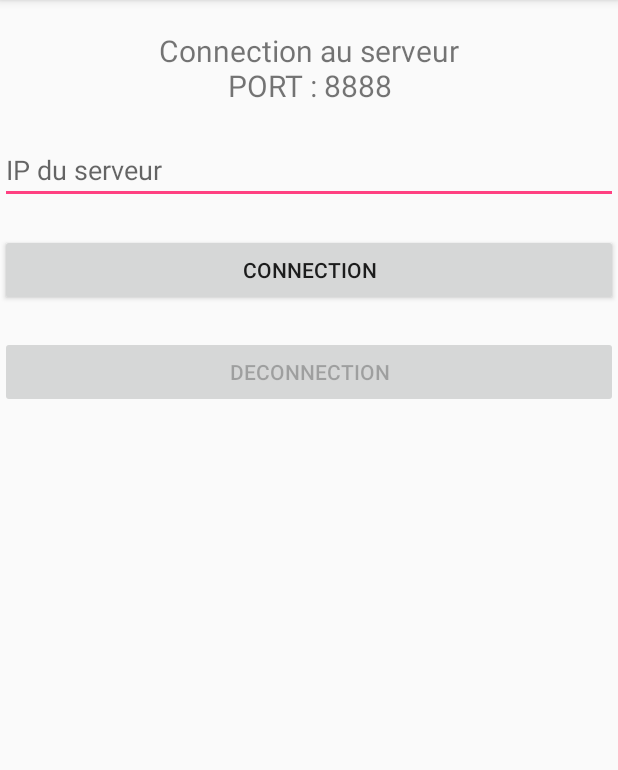
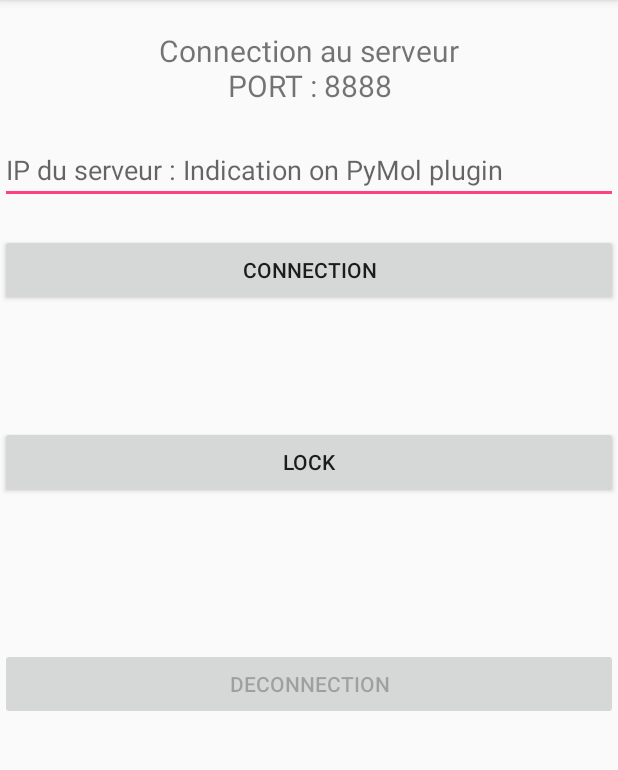
Before and after one commit to li0nwalk3r/AirMol, an Android app: the Connectivity screen opened directly, with no data from a screen before it, on a phone screen of 412 x 824 dp, the part 84-854 px from its top. Run offline under Robolectric (Android 15) with nearby library versions, the phone set to English and light mode, and no system bars.

Commit message:
Add lock button

```diff
--- a/AirMol0.1/app/src/main/java/com/example/android/airmol01/Connectivity.java
+++ b/AirMol0.1/app/src/main/java/com/example/android/airmol01/Connectivity.java
@@ -10,12 +10,12 @@ import android.widget.Button;
 import android.widget.Toast;
 
 import java.io.IOException;
-import java.net.Socket;
 
 public class Connectivity extends AppCompatActivity  {
     public ConnectClient client;
     private Button connection;
     private Button deconnection;
+    private Button lock;
     private String ipServer;
 
     @Override
@@ -31,11 +31,12 @@ public class Connectivity extends AppCompatActivity  {
 
         connection = (Button) findViewById(R.id.connexion);
         deconnection = (Button) findViewById(R.id.deconnection);
+        lock = (Button) findViewById(R.id.Lock);
 
         connection.setEnabled(true);
         deconnection.setEnabled(false);
 
-
+        clickHandlerLock();
 
         clickHandlerConnexion(this);
 
@@ -43,7 +44,6 @@ public class Connectivity extends AppCompatActivity  {
     }
     protected void clickHandlerConnexion(final Context context){
         final TextInputEditText input = (TextInputEditText) findViewById(R.id.IP);
-
 
         connection.setOnClickListener(new View.OnClickListener(){
 
@@ -74,13 +74,31 @@ public class Connectivity extends AppCompatActivity  {
 
     protected void clickHandlerDeconnexion(){
 
-
         deconnection.setOnClickListener(new View.OnClickListener(){
             @Override
             public void onClick(View v) {
                 deconnection.setEnabled(false);
                 connection.setEnabled(true);
                 client.cancel();
+            }
+        });
+    }
+
+    // FC quand on lock/unlock sans etre connecté
+    protected void clickHandlerLock(){
+
+        lock.setOnClickListener(new View.OnClickListener() {
+            boolean lockStatus = false;
+            @Override
+            public void onClick(View v) {
+                if (!lockStatus){
+                    client.lockRotation();
+                    lockStatus = true;
+                }
+                else{
+                    client.unlockRotation();
+                    lockStatus = false;
+                }
             }
         });
     }
--- a/AirMol0.1/app/src/main/res/layout/activity_connectivity.xml
+++ b/AirMol0.1/app/src/main/res/layout/activity_connectivity.xml
@@ -39,8 +39,10 @@
         android:id="@+id/IP"
         android:layout_width="match_parent"
         android:layout_height="wrap_content"
+        android:inputType="number"
+        android:digits="0123456789."
         android:layout_marginTop="20dp"
-        android:hint="IP du serveur"
+        android:hint="IP du serveur : Indication on PyMol plugin"
         tools:layout_editor_absoluteX="0dp"
         tools:layout_editor_absoluteY="150dp" />
 
@@ -55,6 +57,15 @@
         tools:layout_editor_absoluteY="20dp" />
 
     <Button
+        android:id="@+id/Lock"
+        android:layout_width="match_parent"
+        android:layout_height="wrap_content"
+        android:text="LOCK"
+        android:layout_marginTop="80dp"
+        android:layout_marginBottom="80dp"
+        />
+
+    <Button
         android:id="@+id/deconnection"
         android:layout_width="match_parent"
         android:layout_height="wrap_content"
```
Also changed, not shown: AirMol0.1/app/src/main/java/com/example/android/airmol01/ConnectClient.java (+28 -4 lines).
